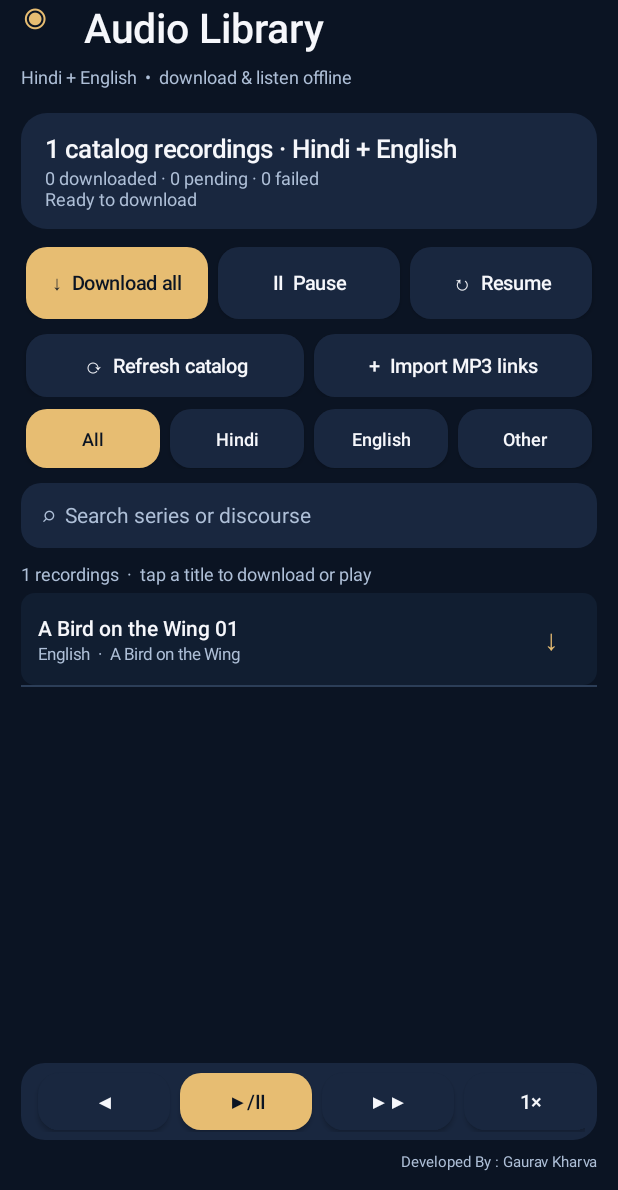
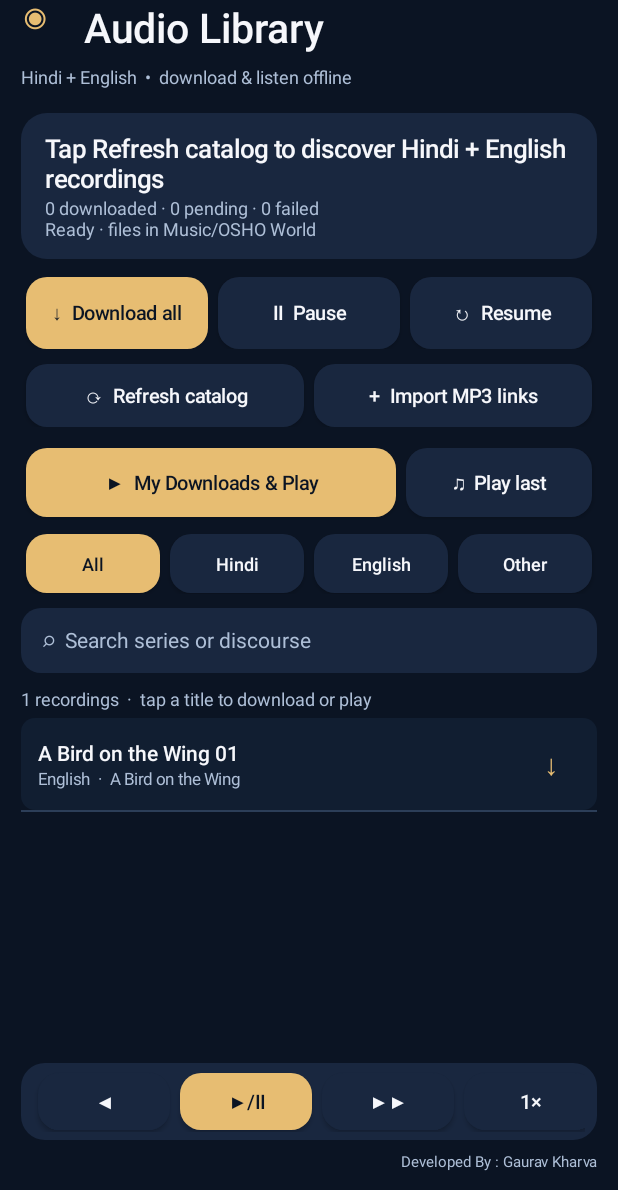
Before and after one commit to gauravkharva-cmyk/Build-Dutt-Bavani-APK, an Android app: the screen it shows after launch (MainActivity), on a phone screen of 412 x 824 dp, the part 46-1236 px from its top. Run offline under Robolectric (Android 15) with nearby library versions, the phone set to English and light mode, and no system bars; pictures from the network do not load.

Commit message:
Prevent main-thread catalog/queue stalls and add Downloaded Files and Play controls

```diff
--- a/oshoworld/app/src/main/java/com/gaurav/oshoworld/MainActivity.java
+++ b/oshoworld/app/src/main/java/com/gaurav/oshoworld/MainActivity.java
@@ -32,14 +32,21 @@ public final class MainActivity extends Activity {
         getWindow().getDecorView().setSystemUiVisibility(0);
         if(Build.VERSION.SDK_INT>=33 && checkSelfPermission(Manifest.permission.POST_NOTIFICATIONS)!=PackageManager.PERMISSION_GRANTED)
             requestPermissions(new String[]{Manifest.permission.POST_NOTIFICATIONS},110);
-        tracks=Catalog.load(this);
+        // Never parse thousands of catalog entries on Android's main thread.
         buildUi();
         updateList();
         poller=new Runnable(){
-            @Override public void run(){refreshCounters();handler.postDelayed(this,1600);}
+            @Override public void run(){refreshCounters();handler.postDelayed(this,3000);}
         };
         handler.post(poller);
-        if(tracks.size()<=2)fetchCatalog();
+        new Thread(()->{
+            ArrayList<Track> cached=Catalog.load(getApplicationContext());
+            runOnUiThread(()->{
+                tracks=cached;updateList();
+                if(cached.size()<=1)
+                    catalogText.setText("Tap Refresh catalog to discover Hindi + English recordings");
+            });
+        },"OSHO-load-local-catalog").start();
     }
     private int dp(float n){return (int)(getResources().getDisplayMetrics().density*n+.5f);}
     private GradientDrawable background(int color,float radius){
@@ -97,12 +104,8 @@ public final class MainActivity extends Activity {
             Intent i=new Intent(this,DownloadService.class).setAction(DownloadService.PAUSE);startService(i);
             Toast.makeText(this,"Download pause requested",Toast.LENGTH_SHORT).show();
         });
-        resume.setOnClickListener(v->{
-            if(DownloadService.readQueue(this).isEmpty()){
-                Toast.makeText(this,"No unfinished downloads",Toast.LENGTH_SHORT).show();return;
-            }
-            startDownloads();
-        });
+        // The service checks the queue on its worker thread; do not parse it on UI.
+        resume.setOnClickListener(v->startDownloads());
         LinearLayout toolbar=new LinearLayout(this);toolbar.setGravity(Gravity.CENTER_VERTICAL);
         Button refresh=button("⟳  Refresh catalog",false);
         Button importUrls=button("+  Import MP3 links",false);
@@ -111,6 +114,25 @@ public final class MainActivity extends Activity {
         toolp.setMargins(0,dp(10),0,dp(8));root.addView(toolbar,toolp);
         refresh.setOnClickListener(v->fetchCatalog());
         importUrls.setOnClickListener(v->showImport());
+
+        LinearLayout filesRow=new LinearLayout(this);
+        Button downloaded=button("▶  My Downloads & Play",true);
+        Button lastPlay=button("♫  Play last",false);
+        rowAdd(filesRow,downloaded,2,46);rowAdd(filesRow,lastPlay,1,46);
+        LinearLayout.LayoutParams filesP=new LinearLayout.LayoutParams(-1,dp(48));
+        filesP.setMargins(0,dp(6),0,dp(9));root.addView(filesRow,filesP);
+        downloaded.setOnClickListener(v->startActivity(new Intent(this,DownloadedActivity.class)));
+        lastPlay.setOnClickListener(v->{
+            String uri=getSharedPreferences("playback",MODE_PRIVATE).getString("uri","");
+            String title=getSharedPreferences("playback",MODE_PRIVATE).getString("title","OSHO Discourse");
+            if(uri.isEmpty()){
+                startActivity(new Intent(this,DownloadedActivity.class));
+                return;
+            }
+            Intent intent=new Intent(this,PlayerService.class).setAction(PlayerService.PLAY);
+            intent.putExtra("uri",uri);intent.putExtra("title",title);
+            startForegroundService(intent);
+        });
         LinearLayout langs=new LinearLayout(this);
         for(String l:new String[]{"All","Hindi","English","Other"}){
             Button b=button(l,l.equals(filter));b.setTextSize(12);
@@ -217,17 +239,33 @@ public final class MainActivity extends Activity {
     }
     private void confirmAll(){
         if(busy){Toast.makeText(this,"Catalog is still loading. Please use Download all after the refresh finishes.",Toast.LENGTH_LONG).show();return;}
+        if(tracks.size()<5){
+            new AlertDialog.Builder(this).setTitle("Load the catalog first")
+                .setMessage("The Hindi and English audio catalog has not loaded yet. Tap Refresh catalog and wait for the series counter to finish.")
+                .setPositiveButton("Refresh", (d,w)->fetchCatalog())
+                .setNegativeButton("Cancel",null).show();
+            return;
+        }
         new AlertDialog.Builder(this).setTitle("Download the entire collection?")
             .setMessage("Both Hindi and English MP3 recordings will be queued. This may require hundreds of GB of storage and many hours. Android limits how long bulk downloads can run in the background; tap Resume to continue later. Wi-Fi is recommended.")
             .setPositiveButton("Queue all",(d,w)->queueTracks(tracks))
             .setNegativeButton("Cancel",null).show();
     }
     private void queueTracks(Collection<Track> list){
-        try{
-            DownloadService.writeQueue(this,list);
-            startDownloads();
-            Toast.makeText(this,"Queued "+list.size()+" recordings",Toast.LENGTH_LONG).show();
-        }catch(Exception e){Toast.makeText(this,"Could not prepare downloads: "+e.getMessage(),Toast.LENGTH_LONG).show();}
+        ArrayList<Track> items=new ArrayList<>(list);
+        if(items.isEmpty()){Toast.makeText(this,"Nothing selected",Toast.LENGTH_SHORT).show();return;}
+        stateText.setText("Preparing "+items.size()+" downloads…");
+        new Thread(()->{
+            try{
+                DownloadService.writeQueue(getApplicationContext(),items);
+                runOnUiThread(()->{
+                    startDownloads();
+                    Toast.makeText(this,"Queued "+items.size()+" recordings",Toast.LENGTH_LONG).show();
+                });
+            }catch(Exception e){
+                runOnUiThread(()->Toast.makeText(this,"Could not queue downloads: "+e.getMessage(),Toast.LENGTH_LONG).show());
+            }
+        },"OSHO-write-download-queue").start();
     }
     private void startDownloads(){
         Intent i=new Intent(this,DownloadService.class).setAction(DownloadService.START);
@@ -272,9 +310,10 @@ public final class MainActivity extends Activity {
     private void refreshCounters(){
         if(stateText==null)return;
         android.content.SharedPreferences prefs=getSharedPreferences("download_state",MODE_PRIVATE);
-        String state=prefs.getString("state","Ready to download");
-        int done=DownloadService.readFinished(this).size();
-        int pending=DownloadService.readQueue(this).size();
+        String state=prefs.getString("state","Ready · files in Music/OSHO World");
+        // Cached counters avoid repeatedly reading huge JSON queue files on UI.
+        int done=prefs.getInt("total_done",0);
+        int pending=prefs.getInt("pending_count",0);
         int failed=prefs.getInt("failed",0);
         stateText.setText(done+" downloaded · "+pending+" pending · "+failed+" failed\n"+state);
         nowText.setText("♫  "+getSharedPreferences("playback",MODE_PRIVATE).getString("title","Background MP3 player"));
```
